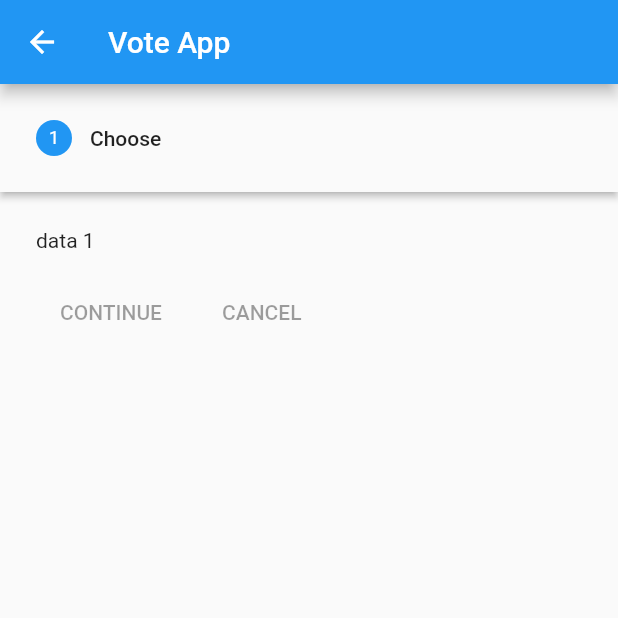
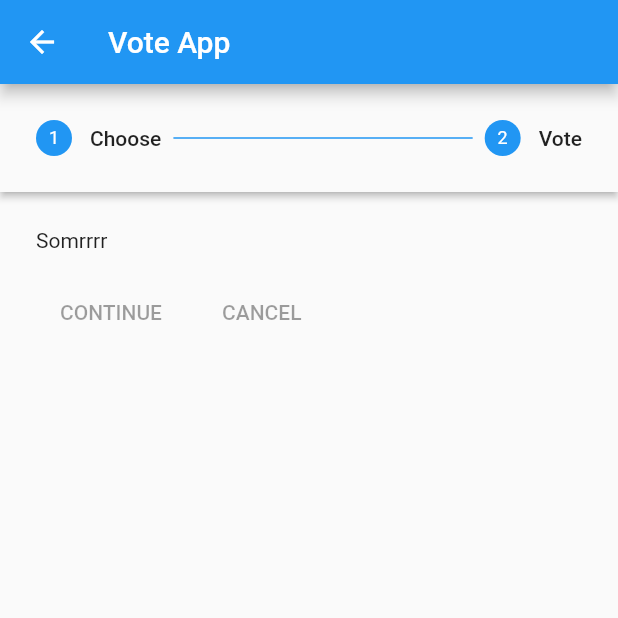
Before and after one commit to sandaruwan98/Voting_App, a Flutter app: the HomeScreen screen opened by its route, on a phone screen of 412 x 824 dp, the top half of it. Run offline on Flutter 3.47's test engine with Material 2 defaults, Android fonts, the phone set to English and light mode, and no system bars.

Commit message:
vote ui added

```diff
--- a/lib/screens/home_screen.dart
+++ b/lib/screens/home_screen.dart
@@ -13,9 +13,14 @@ class _HomeScreenState extends State<HomeScreen> {
         children: <Widget>[
           Expanded(
             child: Stepper(type: StepperType.horizontal, steps: [
-              Step(
-                title: Text("Choose"),
-                content: Text("data 1"),
+              getStep(
+                title: "Choose",
+                child: Text('Somrrrr'),
+                isActive: true,
+              ),
+              getStep(
+                title: "Vote",
+                child: Text('Somrgffrrr'),
                 isActive: true,
               ),
             ]),
@@ -24,4 +29,8 @@ class _HomeScreenState extends State<HomeScreen> {
       ),
     );
   }
+
+  Step getStep({String title, Widget child, bool isActive = false}) {
+    return Step(title: Text(title), content: child, isActive: isActive);
+  }
 }
--- /dev/null
+++ b/lib/state/vote.dart
@@ -0,0 +1,31 @@
+/**
+ * Created by Mahmud Ahsan
+ * https://github.com/mahmudahsan
+ */
+
+import "package:flutter/material.dart";
+import "package:voting_app/models/vote.dart";
+import "package:voting_app/services.dart";
+
+class VoteState with ChangeNotifier {
+  List<Vote> _voteList;
+  Vote _activeVote;
+
+  VoteState() {
+    loadVoteList();
+  }
+
+  void loadVoteList() {
+    _voteList = getVoteList();
+    _activeVote = null;
+    notifyListeners();
+  }
+
+  List<Vote> get voteList => _voteList;
+  Vote get activeVote => _activeVote;
+
+  set activeVote(newValue) {
+    _activeVote = newValue;
+    notifyListeners();
+  }
+}
--- /dev/null
+++ b/lib/widgets/vote.dart
@@ -0,0 +1,19 @@
+/**
+ * Created by Mahmud Ahsan
+ * https://github.com/mahmudahsan
+ */
+
+import "package:flutter/material.dart";
+import "package:voting_app/models/vote.dart";
+
+class Vote extends StatelessWidget {
+  List<Vote> voteList;
+  Vote activeVote;
+
+  Vote({this.voteList, this.activeVote});
+
+  @override
+  Widget build(BuildContext context) {
+    return Container();
+  }
+}
```
Also changed, not shown: lib/models/vote.dart (added, +18 -0 lines), lib/services.dart (added, +58 -0 lines), lib/widgets/vote_list.dart (added, +68 -0 lines), pubspec.yaml (+2 -6 lines), pubspec.lock.
